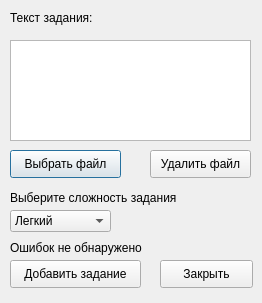
MishaSok/yandex_pyqt5_project, file create_task_form.ui: the form before one commit.
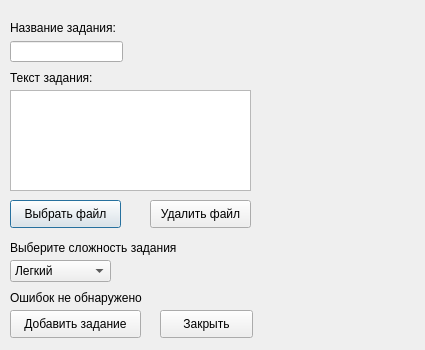
The form after the commit.

Commit message: - new ChooseTaskForm class and a little bit bug fix

```diff
--- a/create_task_form.ui
+++ b/create_task_form.ui
@@ -6,8 +6,8 @@
    <rect>
     <x>0</x>
     <y>0</y>
-    <width>262</width>
-    <height>303</height>
+    <width>425</width>
+    <height>350</height>
    </rect>
   </property>
   <property name="windowTitle">
@@ -17,7 +17,7 @@
    <property name="geometry">
     <rect>
      <x>10</x>
-     <y>40</y>
+     <y>90</y>
      <width>241</width>
      <height>101</height>
     </rect>
@@ -27,7 +27,7 @@
    <property name="geometry">
     <rect>
      <x>10</x>
-     <y>10</y>
+     <y>70</y>
      <width>101</width>
      <height>16</height>
     </rect>
@@ -40,7 +40,7 @@
    <property name="geometry">
     <rect>
      <x>10</x>
-     <y>150</y>
+     <y>200</y>
      <width>111</width>
      <height>28</height>
     </rect>
@@ -53,7 +53,7 @@
    <property name="geometry">
     <rect>
      <x>150</x>
-     <y>150</y>
+     <y>200</y>
      <width>101</width>
      <height>28</height>
     </rect>
@@ -66,7 +66,7 @@
    <property name="geometry">
     <rect>
      <x>10</x>
-     <y>260</y>
+     <y>310</y>
      <width>131</width>
      <height>28</height>
     </rect>
@@ -79,7 +79,7 @@
    <property name="geometry">
     <rect>
      <x>160</x>
-     <y>260</y>
+     <y>310</y>
      <width>93</width>
      <height>28</height>
     </rect>
@@ -92,7 +92,7 @@
    <property name="geometry">
     <rect>
      <x>10</x>
-     <y>240</y>
+     <y>290</y>
      <width>191</width>
      <height>16</height>
     </rect>
@@ -105,7 +105,7 @@
    <property name="geometry">
     <rect>
      <x>10</x>
-     <y>210</y>
+     <y>260</y>
      <width>101</width>
      <height>22</height>
     </rect>
@@ -130,7 +130,7 @@
    <property name="geometry">
     <rect>
      <x>10</x>
-     <y>190</y>
+     <y>240</y>
      <width>231</width>
      <height>16</height>
     </rect>
@@ -139,6 +139,29 @@
     <string>Выберите сложность задания</string>
    </property>
   </widget>
+  <widget class="QLabel" name="label_3">
+   <property name="geometry">
+    <rect>
+     <x>10</x>
+     <y>20</y>
+     <width>131</width>
+     <height>16</height>
+    </rect>
+   </property>
+   <property name="text">
+    <string>Название задания:</string>
+   </property>
+  </widget>
+  <widget class="QLineEdit" name="lineEdit">
+   <property name="geometry">
+    <rect>
+     <x>10</x>
+     <y>41</y>
+     <width>113</width>
+     <height>21</height>
+    </rect>
+   </property>
+  </widget>
  </widget>
  <resources/>
  <connections/>
```
The commit also changes 4 other files.
